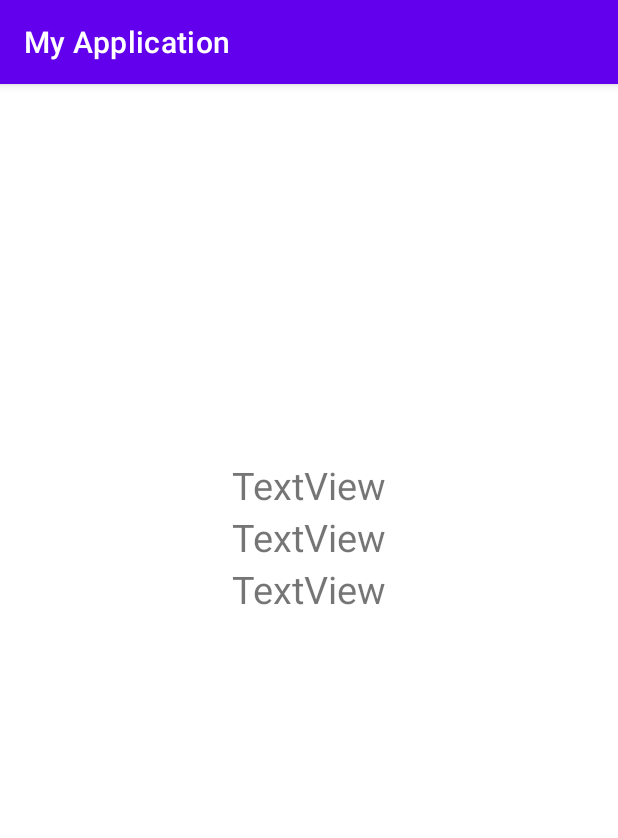
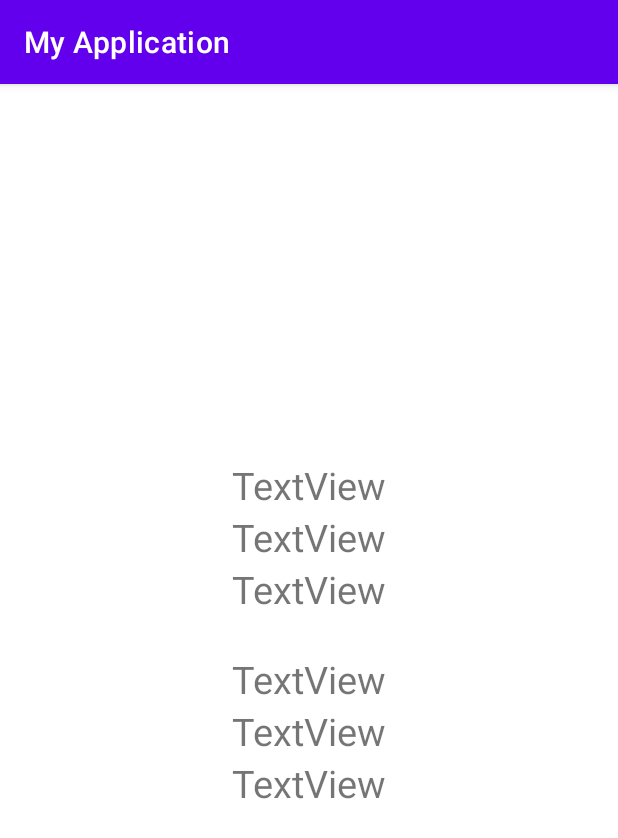
Before and after one commit to penguin789456/android_git_sensor_ACCGYR, an Android app: the screen it shows after launch (MainActivity), on a phone screen of 412 x 824 dp. Shown: the top 838 px of the screen. Run offline under Robolectric (Android 15) with nearby library versions, the phone set to English and light mode, and no system bars; 1 statement that could not run was skipped.

Commit message:
init accelerometer

```diff
--- a/app/src/main/java/com/example/myapplication/MainActivity.kt
+++ b/app/src/main/java/com/example/myapplication/MainActivity.kt
@@ -23,7 +23,7 @@ class MainActivity : AppCompatActivity(),SensorEventListener {
         init()
 
         sensorManager=getSystemService(Context.SENSOR_SERVICE) as SensorManager
-        grySensor=sensorManager.getDefaultSensor(Sensor.TYPE_GYROSCOPE)
+        grySensor=sensorManager.getDefaultSensor(Sensor.TYPE_ACCELEROMETER)
     }
     private fun init(){
         gx=findViewById(R.id.showX)
--- a/app/src/main/res/layout/activity_main.xml
+++ b/app/src/main/res/layout/activity_main.xml
@@ -41,5 +41,37 @@
             android:textSize="25sp"
             android:text="TextView"
             android:textAlignment="center" />
+
+    </LinearLayout>
+
+    <LinearLayout
+        android:layout_width="match_parent"
+        android:layout_height="match_parent"
+        android:orientation="vertical"
+        android:layout_marginTop="25dp">
+
+        <TextView
+            android:id="@+id/ACCELEROMETER3"
+            android:layout_width="match_parent"
+            android:layout_height="wrap_content"
+            android:text="TextView"
+            android:textAlignment="center"
+            android:textSize="25sp" />
+
+        <TextView
+            android:id="@+id/ACCELEROMETER1"
+            android:layout_width="match_parent"
+            android:layout_height="wrap_content"
+            android:text="TextView"
+            android:textAlignment="center"
+            android:textSize="25sp" />
+
+        <TextView
+            android:id="@+id/ACCELEROMETER2"
+            android:layout_width="match_parent"
+            android:layout_height="wrap_content"
+            android:text="TextView"
+            android:textAlignment="center"
+            android:textSize="25sp" />
     </LinearLayout>
 </LinearLayout>
```
